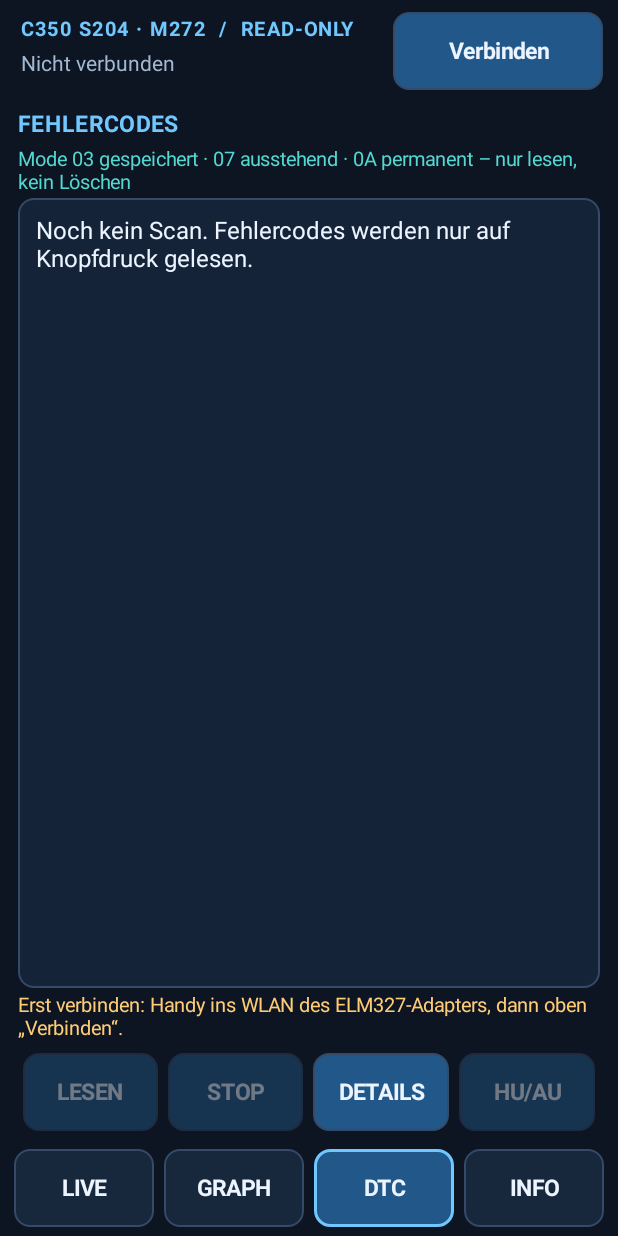
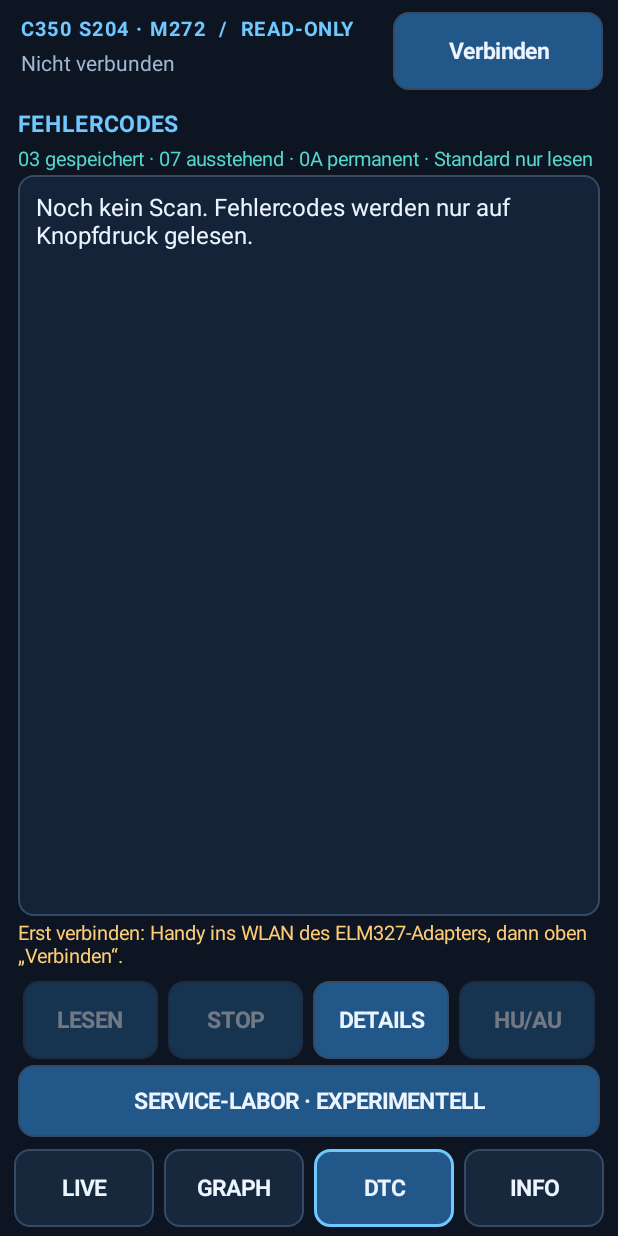
Before and after one commit to mason82-dotcom/ELM327, an Android app: the screen it shows after launch (DashboardActivity), after a tap on "DTC", on a phone screen of 412 x 824 dp. Run offline under Robolectric (Android 15) with nearby library versions, the phone set to English and light mode, and no system bars.

Commit message:
feat(dashboard): service lab entry integrated in established DTC page

```diff
--- a/dashboard/src/main/java/de/roman/obddashboard/DashboardActivity.java
+++ b/dashboard/src/main/java/de/roman/obddashboard/DashboardActivity.java
@@ -31,6 +31,7 @@ import de.roman.mercedesobdmonitor.ObdService;
 import de.roman.mercedesobdmonitor.AdapterChoice;
 import de.roman.mercedesobdmonitor.ObdSession;
 import de.roman.mercedesobdmonitor.PlanUi;
+import de.roman.mercedesobdmonitor.ServiceLabDialogs;
 import de.roman.mercedesobdmonitor.VehicleProfile;
 
 import java.util.ArrayList;
@@ -391,7 +392,7 @@ public final class DashboardActivity extends Activity implements ObdSession.List
         LinearLayout page = column();
         page.setPadding(dp(12), dp(4), dp(12), dp(4));
         page.addView(heading("FEHLERCODES"));
-        page.addView(text("Mode 03 gespeichert · 07 ausstehend · 0A permanent – nur lesen, kein Löschen", 13, Palette.TEAL));
+        page.addView(text("03 gespeichert · 07 ausstehend · 0A permanent · Standard nur lesen", 13, Palette.TEAL));
         LinearLayout card = card();
         dtcState = text(dtcSummary != null ? dtcSummary : "Noch kein Scan. Fehlercodes werden nur auf Knopfdruck gelesen.", 16, Palette.LIGHT);
         dtcState.setAccessibilityLiveRegion(View.ACCESSIBILITY_LIVE_REGION_POLITE);
@@ -408,6 +409,10 @@ public final class DashboardActivity extends Activity implements ObdSession.List
         actions.addView(button("DETAILS", v -> show(Page.DTC_DETAILS)), weighted());
         actions.addView(opButton(ObdSession.Op.INSPECTION, "HU/AU", v -> { show(Page.INSPECTION); session.runInspectionCheck(); }), weighted());
         page.addView(actions);
+        Button serviceLab = button("SERVICE-LABOR · EXPERIMENTELL", v ->
+                ServiceLabDialogs.showMenu(this, android.R.style.Theme_Material_Dialog_Alert, session));
+        serviceLab.setContentDescription("Service-Labor mit getrennt bestätigtem Mode 04 und Dach-Simulation öffnen");
+        page.addView(serviceLab);
         return page;
     }
 
```
